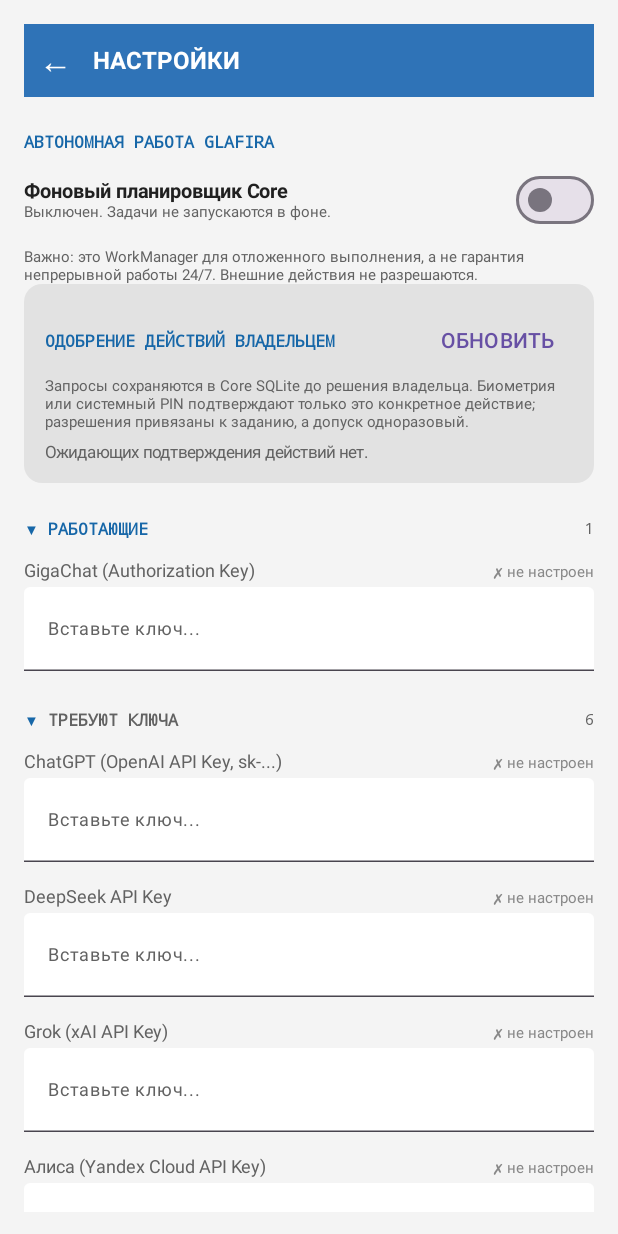
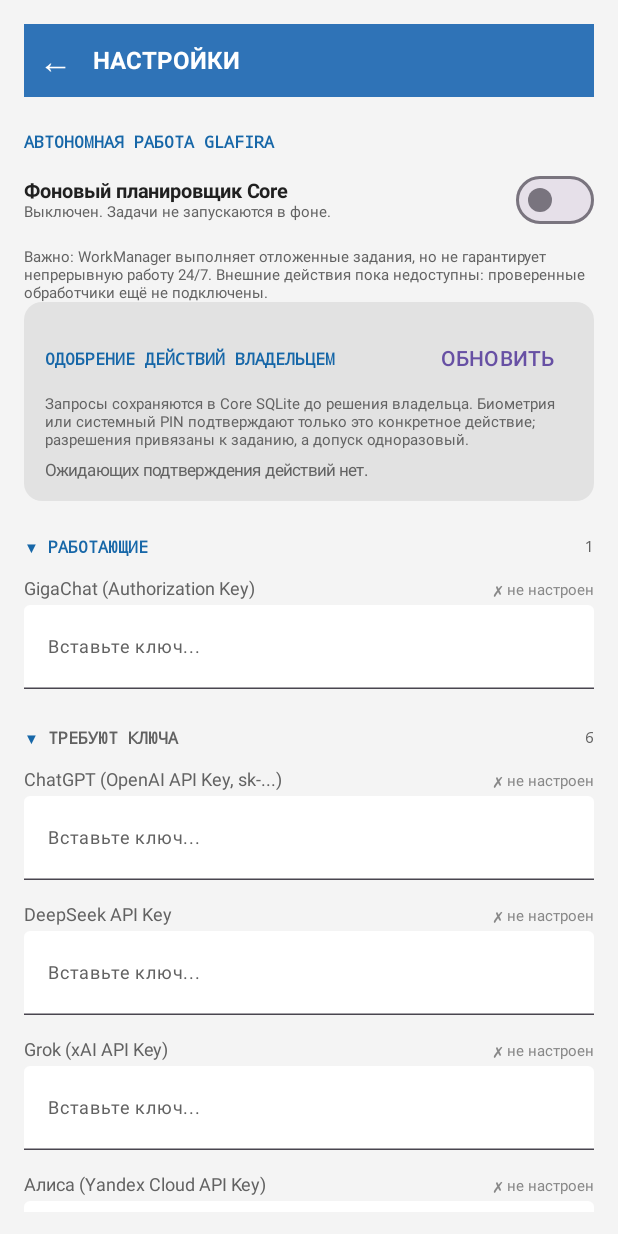
Before and after one commit to micronizationlab/glafira-ai-hub, an Android app built with Jetpack Compose: the screen it shows after launch (MainActivity), after a tap on an icon or button, on a phone screen of 412 x 824 dp. Run offline under Robolectric (Android 15) with nearby library versions, the phone set to English and light mode, and no system bars; pictures from the network do not load.

Commit message:
docs(ui): clarify task-scoped approval and current handler limits

```diff
--- a/app/src/main/java/com/micronizationlab/glafira/SettingsScreen.kt
+++ b/app/src/main/java/com/micronizationlab/glafira/SettingsScreen.kt
@@ -89,7 +89,7 @@ fun SettingsScreen(onBack: () -> Unit, currentProject: Project? = null) {
             Column(Modifier.weight(1f)) {
                 Text("Фоновый планировщик Core", color = Color(0xFF202020), fontSize = 13.sp, fontWeight = FontWeight.Bold)
                 Text(
-                    if (coreRuntimeEnabled) "Планировщик включён. Выполнение остаётся закрытым до подключения постоянных разрешений и обработчиков."
+                    if (coreRuntimeEnabled) "Планировщик включён. Каждое задание проходит проверку и подтверждение владельца; производственные обработчики пока не зарегистрированы."
                     else "Выключен. Задачи не запускаются в фоне.",
                     color = Tx,
                     fontSize = 10.sp
@@ -106,7 +106,7 @@ fun SettingsScreen(onBack: () -> Unit, currentProject: Project? = null) {
             )
         }
         Text(
-            "Важно: это WorkManager для отложенного выполнения, а не гарантия непрерывной работы 24/7. Внешние действия не разрешаются.",
+            "Важно: WorkManager выполняет отложенные задания, но не гарантирует непрерывную работу 24/7. Внешние действия пока недоступны: проверенные обработчики ещё не подключены.",
             color = Tx,
             fontSize = 10.sp
         )
@@ -144,7 +144,7 @@ fun SettingsScreen(onBack: () -> Unit, currentProject: Project? = null) {
                         }
                         Text("Проект: ${approval.task.projectId}", color = Tx, fontSize = 10.sp)
                         Text("Запрашиваемые полномочия: ${approval.requestedScopes.sorted().joinToString()}", color = Tx, fontSize = 10.sp)
-                        Text("Подтверждение разрешит эти области для проекта и источника; само действие получит одноразовый допуск на 10 минут.",
+                        Text("Подтверждение разрешит эти области только для этого задания; одноразовый допуск истечёт через 10 минут.",
                             color = Tx, fontSize = 10.sp)
                         Row(horizontalArrangement = Arrangement.spacedBy(8.dp)) {
                             Button(
```
